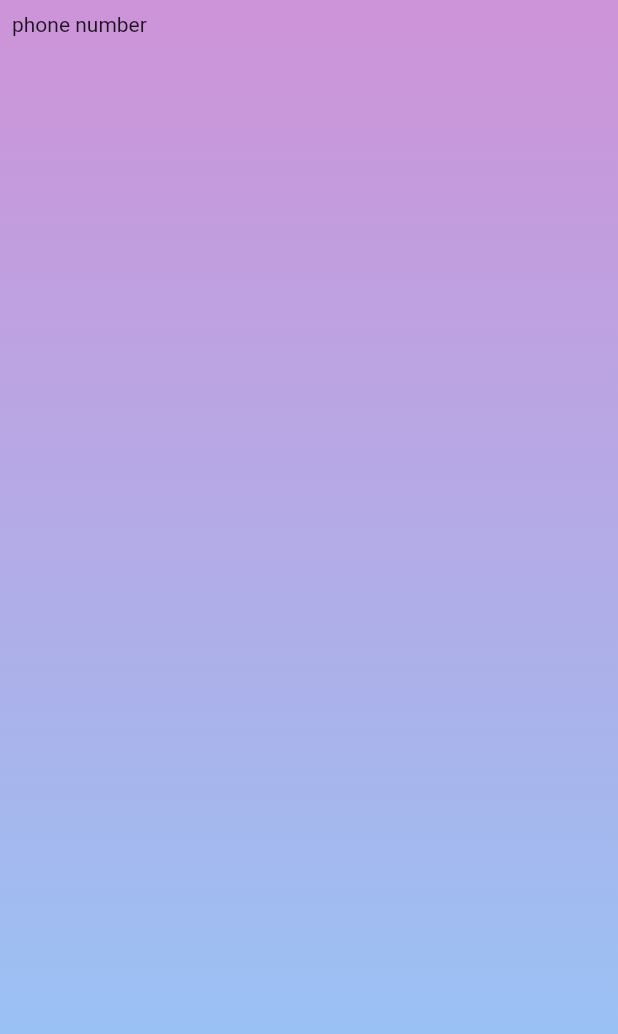
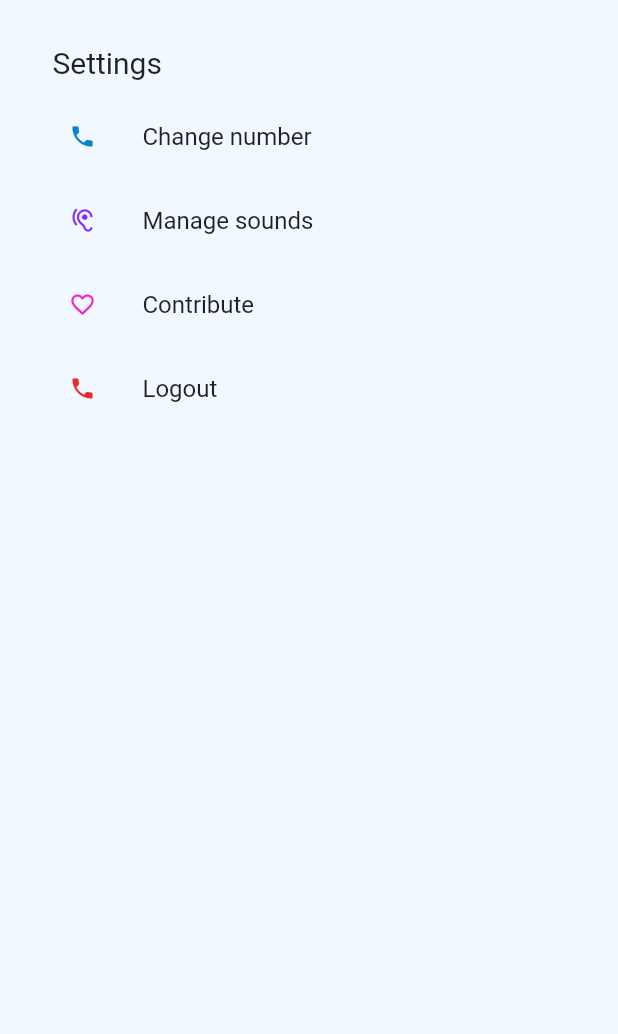
Before and after one commit to Clouddoggo/flutter-alarm, a Flutter app: the SettingsPage widget shown alone on an empty page, opened directly, on a phone screen of 412 x 824 dp. Shown: the top 1034 px of the screen. Run offline on Flutter 3.47's test engine with Material 2 defaults, Android fonts, the phone set to English and light mode, and no system bars; our stand-ins replace cloud_firestore, firebase_core; accounts and stored records are empty.

Commit message:
fix layout of settings and alarms list

```diff
--- a/lib/alarmsList.dart
+++ b/lib/alarmsList.dart
@@ -13,19 +13,23 @@ class AlarmsListPage extends StatefulWidget {
 
 class _AlarmsListPageState extends State<AlarmsListPage> {
   String _time;
+  String _date;
 
   @override
   void initState() {
     super.initState();
-    Timer.periodic(Duration(seconds: 1), (Timer t) => _getTime());
+    Timer.periodic(Duration(seconds: 1), (Timer t) => _getDateTime());
   }
 
-  void _getTime() {
-    print("getting time");
-    final String formattedDateTime =
-        DateFormat('kk:mm\nMM-dd').format(DateTime.now()).toString();
+  void _getDateTime() {
+    var _dateTime = new DateTime.now();
+    final String formattedDate =
+        DateFormat('dd MMM').format(_dateTime).toString();
+    final String formattedTime =
+        DateFormat('kk:mm').format(_dateTime).toString();
     setState(() {
-      _time = formattedDateTime;
+      _time = formattedTime;
+      _date = formattedDate;
     });
   }
 
@@ -62,11 +66,22 @@ class _AlarmsListPageState extends State<AlarmsListPage> {
   @override
   Widget build(BuildContext context) {
     return Scaffold(
+      backgroundColor: Color(0xffF1F8FF),
       body: Center(
         child: SafeArea(
           child: Container(
             child: Column(children: [
-              Text(_time),
+              Padding(
+                padding: EdgeInsets.only(top: 65.0, bottom: 5.0),
+                child: Text(
+                  _date,
+                  style: TextStyle(fontSize: 18.0),
+                ),
+              ),
+              Text(
+                _time,
+                style: TextStyle(fontSize: 55.0),
+              ),
               SizedBox(
                 height: 20,
               ),
--- a/lib/homepage.dart
+++ b/lib/homepage.dart
@@ -1,5 +1,6 @@
 import 'package:flutter/cupertino.dart';
 import 'package:flutter/material.dart';
+import 'package:flutter/services.dart';
 import 'alarmsList.dart';
 import "settings.dart";
 
@@ -47,9 +48,8 @@ class _HomePageState extends State<HomePage> {
 
   @override
   Widget build(BuildContext context) {
-    // The Flutter framework has been optimized to make rerunning build methods
-    // fast, so that you can just rebuild anything that needs updating rather
-    // than having to individually change instances of widgets.
+    SystemChrome.setEnabledSystemUIOverlays([SystemUiOverlay.bottom]);
+
     return Scaffold(
       body: PageView(
         controller: controller,
--- a/lib/main.dart
+++ b/lib/main.dart
@@ -14,7 +14,6 @@ class MyApp extends StatelessWidget {
   Widget build(BuildContext context) {
     return MaterialApp(
       title: 'Flutter Alarm',
-      theme: ThemeData(),
       home: HomePage(title: 'Flutter Alarm'),
     );
   }
--- a/lib/settings.dart
+++ b/lib/settings.dart
@@ -12,20 +12,89 @@ class _SettingsPageState extends State<SettingsPage> {
   @override
   Widget build(BuildContext context) {
     return Container(
-      decoration: BoxDecoration(
-        gradient: LinearGradient(
-          begin: Alignment.topCenter,
-          end: Alignment.bottomCenter,
-          colors: [Colors.purple[200], Colors.blue[200]],
-        ),
-      ),
+      color: Color(0xffF1F8FF),
       child: Center(
         child: SafeArea(
-          child: ListView(padding: const EdgeInsets.all(8.0), children: [
-            Container(
-              child: Text("phone number"),
-            ),
-          ]),
+          child: Padding(
+            padding: EdgeInsets.only(left: 15),
+            child: ListView(padding: const EdgeInsets.all(0.0), children: [
+              Padding(
+                padding: EdgeInsets.only(top: 30, left: 20, bottom: 10),
+                child: Text(
+                  "Settings",
+                  style: TextStyle(fontSize: 20),
+                ),
+              ),
+              ListTile(
+                title: Text("Change number"),
+                leading: IconButton(
+                  icon: Icon(
+                    Icons.phone,
+                    size: 18,
+                    color: Color(0xff0785CC),
+                  ),
+                  highlightColor: Colors.redAccent,
+                  onPressed: () {
+                    print("change");
+                  },
+                ),
+                onTap: () {
+                  print("tapped");
+                },
+              ),
+              ListTile(
+                title: Text("Manage sounds"),
+                leading: IconButton(
+                  icon: Icon(
+                    Icons.hearing,
+                    size: 18,
+                    color: Color(0xff872EF9),
+                  ),
+                  highlightColor: Colors.redAccent,
+                  onPressed: () {
+                    print("change");
+                  },
+                ),
+                onTap: () {
+                  print("tapped");
+                },
+              ),
+              ListTile(
+                title: Text("Contribute"),
+                leading: IconButton(
+                  icon: Icon(
+                    Icons.favorite_border,
+                    size: 18,
+                    color: Color(0xffFA1FCA),
+                  ),
+                  highlightColor: Colors.redAccent,
+                  onPressed: () {
+                    print("change");
+                  },
+                ),
+                onTap: () {
+                  print("Contribute");
+                },
+              ),
+              ListTile(
+                title: Text("Logout"),
+                leading: IconButton(
+                  icon: Icon(
+                    Icons.phone,
+                    size: 18,
+                    color: Color(0xffEB2B2B),
+                  ),
+                  highlightColor: Colors.redAccent,
+                  onPressed: () {
+                    print("change");
+                  },
+                ),
+                onTap: () {
+                  print("Logout");
+                },
+              ),
+            ]),
+          ),
         ),
       ),
     );
```
